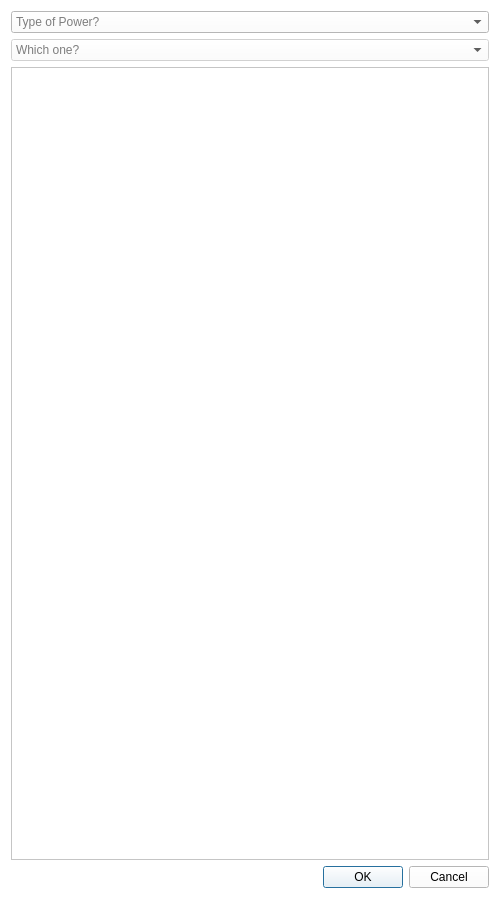
This is powerdialog.ui in ldraconus/HSCCU as Qt 5 draws it before an edit. The edited form follows.
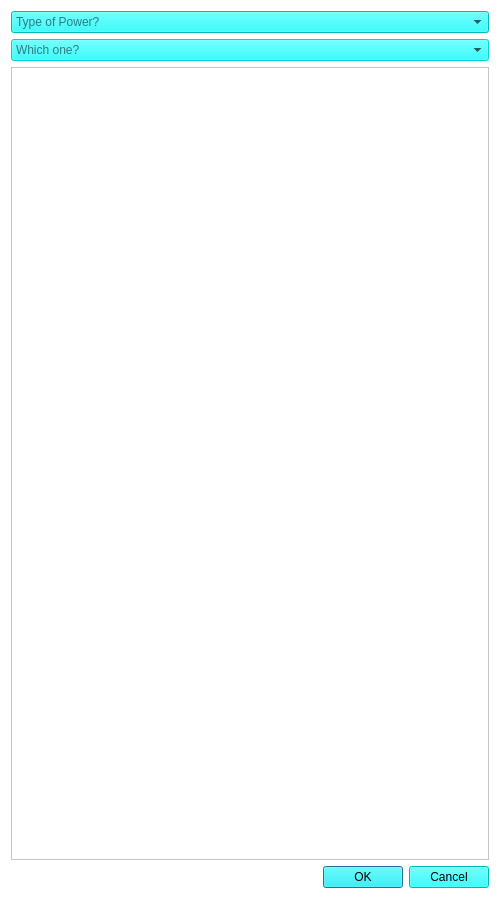
This is the edited form. Icons and pictures are not drawn.

Patch:
```diff
--- a/powerdialog.ui
+++ b/powerdialog.ui
@@ -24,11 +24,20 @@
    <item>
     <widget class="QComboBox" name="powerTypeComboBox">
      <property name="styleSheet">
-      <string notr="true">QComboBox { color: #000; background: #fff; }
+      <string notr="true">QComboBox { color: black; background: cyan; }
 QComboBox QAbstractItemView {
-    color: #000;
-    background-color: #fff;
-}</string>
+    color: black;
+    background-color: cyan;
+}
+QComboBox QAbstractItemView::item:selected {
+    color: black;
+    background-color: white;
+}
+QComboBox QAbstractItemView:disabled {
+    color: gray;
+    background-color: black;
+}
+</string>
      </property>
      <property name="currentIndex">
       <number>-1</number>
@@ -47,11 +56,20 @@
       <bool>false</bool>
      </property>
      <property name="styleSheet">
-      <string notr="true">QComboBox { color: #000; background: #fff; }
+      <string notr="true">QComboBox { color: black; background: cyan; }
 QComboBox QAbstractItemView {
-    color: #000;
-    background-color: #fff;
-}</string>
+    color: black;
+    background-color: cyan;
+}
+QComboBox QAbstractItemView::item:selected {
+    color: black;
+    background-color: white;
+}
+QComboBox QAbstractItemView:disabled {
+    color: gray;
+    background-color: black;
+}
+</string>
      </property>
      <property name="maxVisibleItems">
       <number>25</number>
@@ -111,7 +129,13 @@
    <item>
     <widget class="QDialogButtonBox" name="buttonBox">
      <property name="styleSheet">
-      <string notr="true">color: #000; background: #fff;</string>
+      <string notr="true">QDialogButtonBox QPushButton {
+   color: black;
+   background: cyan;
+}
+QDialogButtonBox QPushButton:disabled {
+   color: gray;
+}</string>
      </property>
      <property name="standardButtons">
       <set>QDialogButtonBox::Cancel|QDialogButtonBox::Ok</set>
```
Left out of the diff: 10 changed lines with no effect on the pictures.
